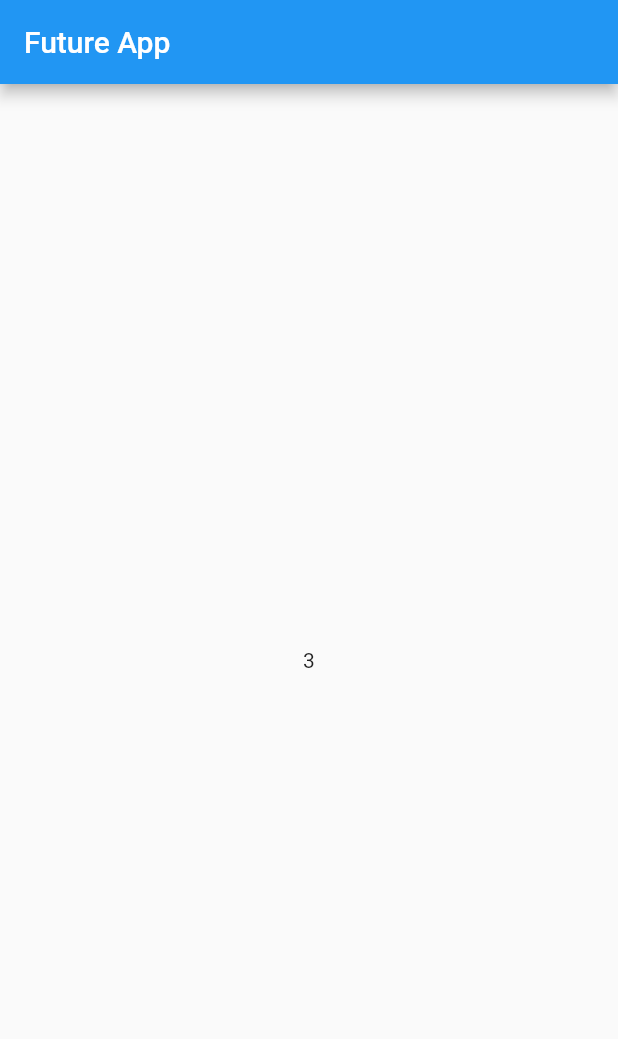
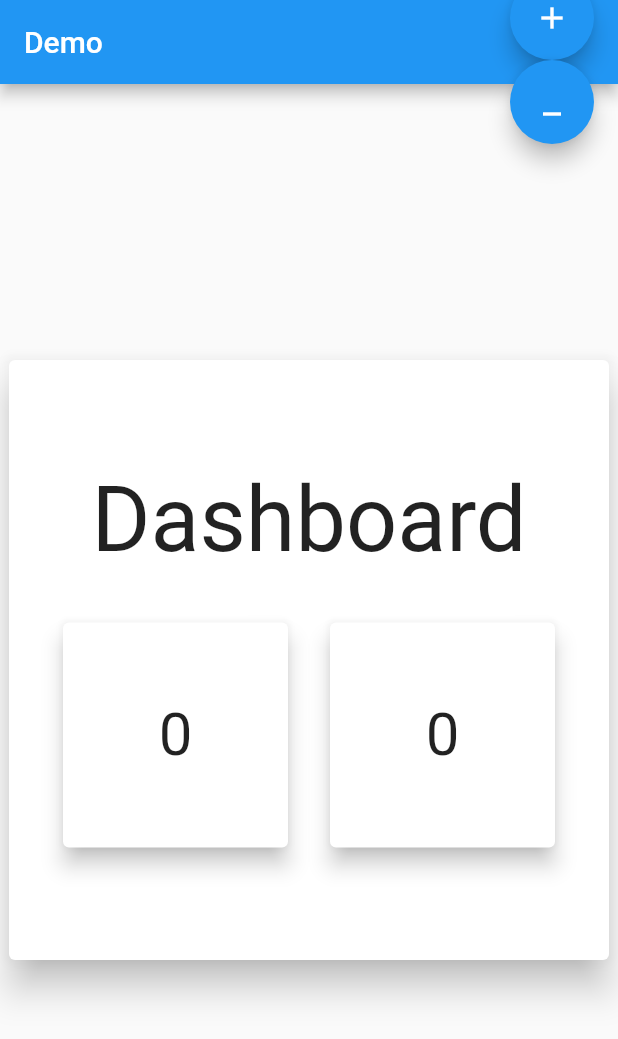
Before and after one commit to AmmarAgeeza/Flutter-Up-Academy, a Flutter app: the screen it shows after launch, on a phone screen of 412 x 824 dp. Shown: the top 1039 px of the screen. Run offline on Flutter 3.47's test engine with Material 2 defaults, Android fonts, the phone set to English and light mode, and no system bars; our stand-ins replace flutter_bloc, shared_preferences.

Commit message:
state management session [cubit]

```diff
--- a/lib/app/app.dart
+++ b/lib/app/app.dart
@@ -1,19 +1,17 @@
 import 'package:flutter/material.dart';
 
-import '../async_programming_session/future_flutter.dart';
-import '../async_programming_session/shared_pref.dart';
-import '../more_widgets/more_widgets.dart';
+import '../state_management_session/counter_example/home.dart';
 
 class RootWidget extends StatelessWidget {
   const RootWidget({super.key});
 
   @override
   Widget build(BuildContext context) {
-    return  const MaterialApp(
+    return   MaterialApp(
         title: 'Fluter Up Academy',
         debugShowCheckedModeBanner: false,
         home: SafeArea(
-          child: FutureApp(),
+          child: Counter(),
         ));
   }
 }
--- a/lib/main.dart
+++ b/lib/main.dart
@@ -1,9 +1,14 @@
 import 'package:flutter/material.dart';
+import 'package:flutter_bloc/flutter_bloc.dart';
+import 'package:flutter_ui/state_management_session/counter_example/obsrever.dart';
 
 import 'app/app.dart';
 
 void main() {
+    Bloc.observer = MyBlocObserver();
+
   runApp(const RootWidget());
+
   // List<Widget> data = [const Text('add'), const Text('minus')];
   // print(data[0]);
   // data[1];
--- /dev/null
+++ b/lib/state_management_session/counter_example/counter1.dart
@@ -0,0 +1,59 @@
+// import 'package:flutter/material.dart';
+// import 'package:flutter_bloc/flutter_bloc.dart';
+// import '/state_management_session/counter_example/cubits/cubit.dart';
+// import '/state_management_session/counter_example/cubits/state.dart';
+
+// class Counter1 extends StatelessWidget {
+//   const Counter1({Key? key}) : super(key: key);
+
+//   @override
+//   Widget build(BuildContext context) {
+//     // print(counter);
+//     return BlocConsumer<CounterCubit, CounterState>(
+//         builder: (context, state) => Card(
+//               elevation: 6,
+//               child: SizedBox(
+//                 width: 150,
+//                 height: 150,
+//                 child: Center(
+//                   child: Text( BlocProvider.of<CounterCubit>(context).counter.toString(), style: TextStyle(fontSize: 40)),
+//                 ),
+//               ),
+//             ),
+//         listener: (context, state) {});
+//   }
+// }
+import 'package:flutter/material.dart';
+import 'package:flutter_bloc/flutter_bloc.dart';
+import 'package:flutter_ui/state_management_session/counter_example/counter_cubit/counter_cubit.dart';
+
+import 'counter_cubit/counter_state.dart';
+
+class Counter1 extends StatelessWidget {
+  const Counter1({
+    Key? key,
+  }) : super(key: key);
+
+  @override
+  Widget build(BuildContext context) {
+    return BlocConsumer<CounterCubit, CounterStates>(
+      listener: (context, state) {},
+      builder: (context, state) {
+        return Card(
+          elevation: 6,
+          child: SizedBox(
+            width: 150,
+            height: 150,
+            child: Center(
+              child: Text(
+                  BlocProvider.of<CounterCubit>(context)
+                      .counterIncrement
+                      .toString(),
+                  style: const TextStyle(fontSize: 40)),
+            ),
+          ),
+        );
+      },
+    );
+  }
+}
--- /dev/null
+++ b/lib/state_management_session/counter_example/counter2.dart
@@ -0,0 +1,63 @@
+// import 'package:flutter/material.dart';
+// import 'package:flutter_bloc/flutter_bloc.dart';
+// import '/state_management_session/counter_example/cubits/cubit.dart';
+
+// import 'cubits/state.dart';
+
+// class Counter2 extends StatelessWidget {
+//   const Counter2({Key? key}) : super(key: key);
+
+//   @override
+//   Widget build(BuildContext context) {
+//     return BlocConsumer<CounterCubit, CounterState>(
+//       listener: (context, state) {
+//         // TODO: implement listener
+//       },
+//       builder: (context, state) {
+//         return Card(
+//           elevation: 6,
+//           child: SizedBox(
+//             width: 150,
+//             height: 150,
+//             child: Center(
+//               child: Text(BlocProvider.of<CounterCubit>(context).counter.toString(), style: const TextStyle(fontSize: 40)),
+//             ),
+//           ),
+//         );
+//       },
+//     );
+//   }
+// }
+import 'package:flutter/material.dart';
+import 'package:flutter_bloc/flutter_bloc.dart';
+
+import 'counter_cubit/counter_cubit.dart';
+import 'counter_cubit/counter_state.dart';
+
+class Counter2 extends StatelessWidget {
+  const Counter2({
+    Key? key,
+  }) : super(key: key);
+
+  @override
+  Widget build(BuildContext context) {
+    return BlocListener<CounterCubit, CounterStates>(
+      listener: (context, state) {
+      if(state is DecrementState){
+        print('DecrementState');
+      }
+      },
+      child: Card(
+          elevation: 6,
+          child: SizedBox(
+            width: 150,
+            height: 150,
+            child: Center(
+              child: Text(
+                  '${BlocProvider.of<CounterCubit>(context).counterDecrement}',
+                  style: const TextStyle(fontSize: 40)),
+            ),
+          )),
+    );
+  }
+}
--- /dev/null
+++ b/lib/state_management_session/counter_example/counter_cubit/counter_cubit.dart
@@ -0,0 +1,20 @@
+import 'package:flutter_bloc/flutter_bloc.dart';
+
+import 'counter_state.dart';
+
+class CounterCubit extends Cubit<CounterStates> {
+  CounterCubit() : super(CounterInitailState());
+
+  // variables
+  int counterIncrement=0;
+  int counterDecrement=0;
+  //methods
+  void increment(){
+    counterIncrement++;
+    emit(IncrecmentState());
+  }
+  void decrement(){
+    counterDecrement--;
+    emit(DecrementState());
+  }
+}
--- /dev/null
+++ b/lib/state_management_session/counter_example/counter_cubit/counter_state.dart
@@ -0,0 +1,8 @@
+class CounterStates{}
+//inital state
+class CounterInitailState extends CounterStates {}
+//loading state
+class LoadingState extends CounterStates {}
+//increment state
+class IncrecmentState extends CounterStates {}
+class DecrementState extends CounterStates {}
--- /dev/null
+++ b/lib/state_management_session/counter_example/cubit/auth_state.dart
@@ -0,0 +1,4 @@
+
+abstract class AuthState {}
+
+class AuthInitial extends AuthState {}
--- /dev/null
+++ b/lib/state_management_session/counter_example/dashboard.dart
@@ -0,0 +1,69 @@
+// import 'package:flutter/material.dart';
+
+// import 'counter1.dart';
+// import 'counter2.dart';
+
+
+// class Dashboard extends StatelessWidget {
+//   const Dashboard({Key? key}) : super(key: key);
+
+//   @override
+//   Widget build(BuildContext context) {
+//     return const Card(
+//       elevation: 10,
+//       child: SizedBox(
+//         width: 400,
+//         height: 400,
+//         child: Column(
+//           mainAxisAlignment: MainAxisAlignment.center,
+//           children: [
+//             Text("Dashboard", style: TextStyle(fontSize: 60)),
+//             SizedBox(height: 30),
+//             Row(
+//               mainAxisAlignment: MainAxisAlignment.center,
+//               children:  [
+//                 Counter1(),
+//                  SizedBox(width: 20),
+//                 Counter2(),
+//               ],
+//             ),
+//           ],
+//         ),
+//       ),
+//     );
+//   }
+// }
+
+import 'package:flutter/material.dart';
+import 'counter1.dart';
+import 'counter2.dart';
+
+class Dashboard extends StatelessWidget {
+  const Dashboard({Key? key,}) : super(key: key);
+
+  @override
+  Widget build(BuildContext context) {
+    return  Card(
+      elevation: 10,
+      child: SizedBox(
+        width: 400,
+        height: 400,
+        child: Column(
+          mainAxisAlignment: MainAxisAlignment.center,
+          children: [
+            const Text("Dashboard", style: TextStyle(fontSize: 60)),
+            const SizedBox(height: 30),
+            Row(
+              mainAxisAlignment: MainAxisAlignment.center,
+              children: [
+                Counter1(),
+                const SizedBox(width: 20),
+                Counter2(),
+              ],
+            ),
+          ],
+        ),
+      ),
+    );
+  }
+}
--- /dev/null
+++ b/lib/state_management_session/counter_example/home.dart
@@ -0,0 +1,64 @@
+import 'package:flutter/material.dart';
+import 'package:flutter_bloc/flutter_bloc.dart';
+import 'package:flutter_ui/state_management_session/counter_example/counter_cubit/counter_cubit.dart';
+
+import 'counter_cubit/counter_state.dart';
+import 'dashboard.dart';
+
+class Counter extends StatefulWidget {
+  Counter({super.key});
+
+  @override
+  State<Counter> createState() => _CounterState();
+}
+
+class _CounterState extends State<Counter> {
+  int counter = 4;
+  int number = 1;
+  @override
+  Widget build(BuildContext context) {
+    print(number++);
+    return BlocProvider(
+      create: (context) => CounterCubit(),
+      child: Scaffold(
+          appBar: AppBar(title: const Text('Demo')),
+          body: Center(
+            child: Dashboard(),
+          ),
+          floatingActionButton: BlocBuilder<CounterCubit,CounterStates>(
+            builder: (context, state) => Column(
+              children: [
+                FloatingActionButton(
+                  child: const Icon(Icons.add),
+                  onPressed: () {
+
+                   BlocProvider.of<CounterCubit>(context).increment();
+
+
+                  //   //loading
+                  //   setState(() {});
+                  //   counter++;
+                  // },
+                  }
+                  // //sucess increment
+                ),
+                FloatingActionButton(
+                  child: const Icon(Icons.minimize),
+                  onPressed: () {
+
+                   BlocProvider.of<CounterCubit>(context).decrement();
+
+
+                  //   //loading
+                  //   setState(() {});
+                  //   counter++;
+                  // },
+                  }
+                  // //sucess increment
+                ),
+              ],
+            ),
+          )),
+    );
+  }
+}
```
Also changed, not shown: lib/state_management_session/counter_example/cubit/auth_cubit.dart (added, +8 -0 lines), lib/state_management_session/counter_example/cubits/cubit.dart (added, +20 -0 lines), lib/state_management_session/counter_example/cubits/state.dart (added, +7 -0 lines), lib/state_management_session/counter_example/obsrever.dart (added, +27 -0 lines), lib/state_management_session/notes.txt (added, +18 -0 lines), lib/state_management_session/widget_life_cycle/life_cycle.dart (added, +96 -0 lines), pubspec.yaml (+1 -6 lines), pubspec.lock.
